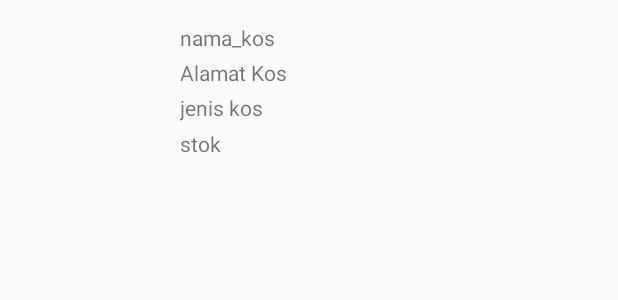
After one commit to FitriaAziati999/framework_kos, an Android app: the layout list_data.xml on its own in the app's theme, with its tools: preview values and no code run, on a phone screen of 412 x 824 dp. The commit adds this screen. Shown: the top 300 px of the screen. Run offline under Robolectric (Android 15) with nearby library versions, the phone set to English and light mode, and no system bars; network calls fail.

Commit message:
data kost

```diff
--- a/MobileAndroid/Login Pemilik Kos/volley/app/src/main/java/com/kos/KostKita/adapter/ProfilAdapter.java
+++ b/MobileAndroid/Login Pemilik Kos/volley/app/src/main/java/com/kos/KostKita/adapter/ProfilAdapter.java
@@ -6,6 +6,8 @@ package com.kos.KostKita.adapter;
 	import android.view.View;
 	import android.view.ViewGroup;
 	import android.widget.TextView;
+
+	import androidx.recyclerview.widget.RecyclerView;
 
 	import com.example.root.kontak.EditActivity;
 	import com.example.root.kontak.Model.Kontak;
@@ -41,7 +43,7 @@ public class ProfilAdapter extends RecyclerView.Adapter<ProfilAdapter.MyViewHold
 			@Override
 			public void onClick(View view) {
 				Intent mIntent = new Intent(view.getContext(), EditActivity.class);
-				mIntent.putExtra("Id", mKontakList.get(position).getId());
+				mIntent.putExtra("Nama", mKontakList.get(position).getNama());
 				mIntent.putExtra("Nama", mKontakList.get(position).getNama());
 				mIntent.putExtra("Nomor", mKontakList.get(position).getNomor());
 				view.getContext().startActivity(mIntent);
--- /dev/null
+++ b/MobileAndroid/Login Pemilik Kos/volley/app/src/main/res/layout/list_data.xml
@@ -0,0 +1,48 @@
+<?xml version="1.0" encoding="utf-8"?>
+<LinearLayout
+	xmlns:android="http://schemas.android.com/apk/res/android"
+	android:layout_width="match_parent"
+	android:layout_height="match_parent">
+
+	<ImageView
+		android:layout_width="100dp"
+		android:layout_height="100dp"
+		android:layout_marginTop="10dp"
+		android:layout_marginLeft="10dp"
+		android:scaleType="fitXY"
+		android:id="@+id/gambar_kos"/>
+	<LinearLayout
+		android:layout_width="wrap_content"
+		android:layout_height="100dp"
+		android:layout_marginLeft="10dp"
+		android:layout_marginTop="10dp"
+		android:orientation="vertical">
+
+		<TextView
+			android:layout_width="wrap_content"
+			android:layout_height="0dp"
+			android:layout_marginTop="5dp"
+			android:layout_weight="1"
+			android:id="@+id/nama_kos"
+			android:text="nama_kos"/>
+		<TextView
+			android:layout_width="wrap_content"
+			android:layout_height="0dp"
+			android:layout_weight="1"
+			android:id="@+id/alamat_kos"
+			android:text="Alamat Kos"/>
+		<TextView
+			android:layout_width="wrap_content"
+			android:layout_height="0dp"
+			android:layout_weight="1"
+			android:id="@+id/jenis_kos"
+			android:text="jenis kos"/>
+		<TextView
+			android:layout_width="wrap_content"
+			android:layout_height="0dp"
+			android:layout_weight="1"
+			android:id="@+id/stok"
+			android:text="stok"/>
+
+	</LinearLayout>
+</LinearLayout>
```
Also changed, not shown: MobileAndroid/Login Pemilik Kos/volley/app/src/main/java/com/kos/KostKita/DataKos.java (+137 -0 lines), MobileAndroid/Login Pemilik Kos/volley/app/src/main/java/com/kos/KostKita/adapter/DataAdapter.java (added, +87 -0 lines), MobileAndroid/Login Pemilik Kos/volley/app/src/main/java/com/kos/KostKita/model/Data.java (added, +34 -0 lines), MobileAndroid/Login Pemilik Kos/volley/app/src/main/res/layout/activity_data.xml (added, +16 -0 lines).
